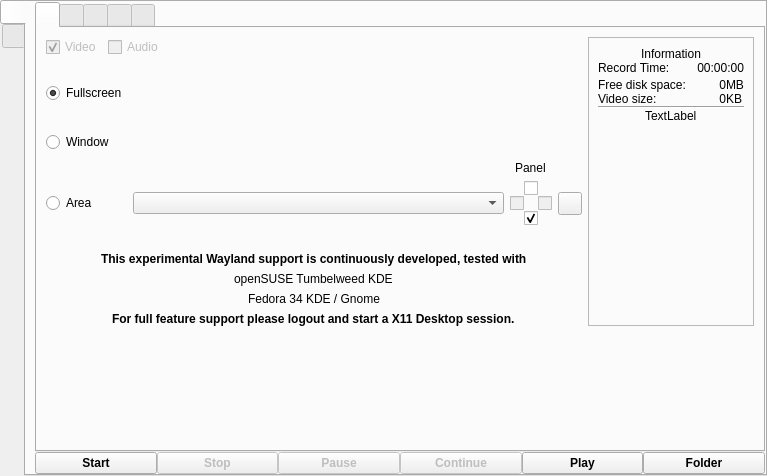
First picture: the form in src/wayland/formMainWindow_wl.ui, repository vkohaupt/vokoscreenNG, before the edit.
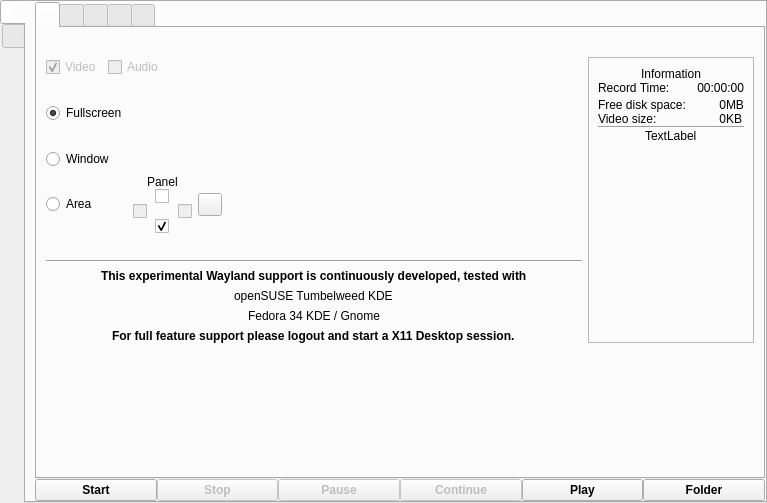
Second picture: the form after the edit. Icons and pictures are not drawn.

Patch:
```diff
--- a/src/wayland/formMainWindow_wl.ui
+++ b/src/wayland/formMainWindow_wl.ui
@@ -7,7 +7,7 @@
     <x>0</x>
     <y>0</y>
     <width>767</width>
-    <height>476</height>
+    <height>503</height>
    </rect>
   </property>
   <property name="windowTitle">
@@ -89,30 +89,20 @@
              <layout class="QVBoxLayout" name="verticalLayout_7">
               <item>
                <layout class="QGridLayout" name="gridLayout_2">
-                <item row="7" column="1">
-                 <widget class="QComboBox" name="comboBoxScreencastScreenArea"/>
-                </item>
-                <item row="1" column="0">
-                 <widget class="QLabel" name="label_9">
-                  <property name="text">
-                   <string/>
+                <item row="12" column="0" colspan="5" alignment="Qt::AlignHCenter">
+                 <widget class="QLabel" name="label_6">
+                  <property name="font">
+                   <font>
+                    <weight>75</weight>
+                    <bold>true</bold>
+                   </font>
                   </property>
-                 </widget>
-                </item>
-                <item row="2" column="0">
-                 <widget class="QRadioButton" name="radioButtonScreencastFullscreen">
                   <property name="text">
-                   <string notr="true">Fullscreen</string>
+                   <string notr="true">For full feature support please logout and start a X11 Desktop session.</string>
                   </property>
-                  <property name="checked">
-                   <bool>true</bool>
-                  </property>
-                  <attribute name="buttonGroup">
-                   <string notr="true">buttonGroup</string>
-                  </attribute>
                  </widget>
                 </item>
-                <item row="0" column="0" colspan="4">
+                <item row="1" column="0" colspan="5">
                  <layout class="QHBoxLayout" name="horizontalLayout_3">
                   <item>
                    <widget class="QCheckBox" name="checkBox">
@@ -152,123 +142,35 @@
                   </item>
                  </layout>
                 </item>
-                <item row="9" column="0" colspan="4" alignment="Qt::AlignHCenter">
-                 <widget class="QLabel" name="label">
-                  <property name="font">
-                   <font>
-                    <weight>75</weight>
-                    <bold>true</bold>
-                   </font>
+                <item row="7" column="0">
+                 <widget class="QLabel" name="label_10">
+                  <property name="text">
+                   <string/>
                   </property>
+                 </widget>
+                </item>
+                <item row="4" column="0">
+                 <widget class="QLabel" name="label_7">
                   <property name="text">
-                   <string notr="true">This experimental Wayland support is continuously developed, tested with</string>
+                   <string/>
                   </property>
                  </widget>
                 </item>
-                <item row="10" column="0" colspan="4" alignment="Qt::AlignHCenter">
+                <item row="2" column="0">
+                 <widget class="QLabel" name="label_9">
+                  <property name="text">
+                   <string/>
+                  </property>
+                 </widget>
+                </item>
+                <item row="10" column="0" colspan="5" alignment="Qt::AlignHCenter">
                  <widget class="QLabel" name="label_2">
                   <property name="text">
                    <string notr="true">openSUSE Tumbelweed KDE</string>
                   </property>
                  </widget>
                 </item>
-                <item row="11" column="0" colspan="4" alignment="Qt::AlignHCenter">
-                 <widget class="QLabel" name="label_4">
-                  <property name="text">
-                   <string notr="true">Fedora 34 KDE / Gnome</string>
-                  </property>
-                 </widget>
-                </item>
-                <item row="12" column="0" colspan="4" alignment="Qt::AlignHCenter">
-                 <widget class="QLabel" name="label_6">
-                  <property name="font">
-                   <font>
-                    <weight>75</weight>
-                    <bold>true</bold>
-                   </font>
-                  </property>
-                  <property name="text">
-                   <string notr="true">For full feature support please logout and start a X11 Desktop session.</string>
-                  </property>
-                 </widget>
-                </item>
-                <item row="4" column="0" rowspan="2">
-                 <widget class="QRadioButton" name="radioButtonScreencastWindow">
-                  <property name="text">
-                   <string notr="true">Window</string>
-                  </property>
-                  <attribute name="buttonGroup">
-                   <string notr="true">buttonGroup</string>
-                  </attribute>
-                 </widget>
-                </item>
-                <item row="8" column="0">
-                 <widget class="QLabel" name="label_10">
-                  <property name="text">
-                   <string/>
-                  </property>
-                 </widget>
-                </item>
-                <item row="7" column="2">
-                 <layout class="QGridLayout" name="gridLayout_3">
-                  <property name="spacing">
-                   <number>0</number>
-                  </property>
-                  <item row="2" column="2" alignment="Qt::AlignHCenter">
-                   <widget class="QCheckBox" name="checkBox_panel_right">
-                    <property name="enabled">
-                     <bool>false</bool>
-                    </property>
-                    <property name="text">
-                     <string notr="true"/>
-                    </property>
-                    <property name="autoExclusive">
-                     <bool>true</bool>
-                    </property>
-                   </widget>
-                  </item>
-                  <item row="2" column="0" alignment="Qt::AlignHCenter">
-                   <widget class="QCheckBox" name="checkBox_panel_left">
-                    <property name="enabled">
-                     <bool>false</bool>
-                    </property>
-                    <property name="text">
-                     <string notr="true"/>
-                    </property>
-                    <property name="autoExclusive">
-                     <bool>true</bool>
-                    </property>
-                   </widget>
-                  </item>
-                  <item row="1" column="1" alignment="Qt::AlignHCenter">
-                   <widget class="QCheckBox" name="checkBox_panel_top">
-                    <property name="text">
-                     <string notr="true"/>
-                    </property>
-                    <property name="checked">
-                     <bool>false</bool>
-                    </property>
-                    <property name="autoExclusive">
-                     <bool>true</bool>
-                    </property>
-                   </widget>
-                  </item>
-                  <item row="3" column="1" alignment="Qt::AlignHCenter">
-                   <widget class="QCheckBox" name="checkBox_panel_bottom">
-                    <property name="text">
-                     <string notr="true"/>
-                    </property>
-                    <property name="checked">
-                     <bool>true</bool>
-                    </property>
-                    <property name="autoExclusive">
-                     <bool>true</bool>
-                    </property>
-                   </widget>
-                  </item>
-                 </layout>
-                </item>
-                <item row="7" column="0">
+                <item row="6" column="0">
                  <widget class="QRadioButton" name="radioButtonScreencastArea">
                   <property name="text">
                    <string notr="true">Area</string>
@@ -278,8 +180,8 @@
                   </attribute>
                  </widget>
                 </item>
-                <item row="4" column="1">
-                 <spacer name="horizontalSpacer_2">
+                <item row="6" column="3">
+                 <spacer name="horizontalSpacer_3">
                   <property name="orientation">
                    <enum>Qt::Horizontal</enum>
                   </property>
@@ -291,14 +193,14 @@
                   </property>
                  </spacer>
                 </item>
-                <item row="6" column="2" alignment="Qt::AlignHCenter">
-                 <widget class="QLabel" name="label_5">
+                <item row="5" column="0">
+                 <widget class="QRadioButton" name="radioButtonScreencastWindow">
                   <property name="text">
-                   <string notr="true">Panel</string>
+                   <string notr="true">Window</string>
                   </property>
                  </widget>
                 </item>
-                <item row="7" column="3">
+                <item row="6" column="2">
                  <widget class="QToolButton" name="toolButtonScreencastAreaReset">
                   <property name="text">
                    <string notr="true"/>
@@ -310,13 +212,32 @@
                  </widget>
                 </item>
                 <item row="3" column="0">
-                 <widget class="QLabel" name="label_7">
+                 <widget class="QRadioButton" name="radioButtonScreencastFullscreen">
                   <property name="text">
-                   <string/>
+                   <string notr="true">Fullscreen</string>
                   </property>
+                  <property name="checked">
+                   <bool>true</bool>
+                  </property>
+                  <attribute name="buttonGroup">
+                   <string notr="true">buttonGroup</string>
+                  </attribute>
                  </widget>
                 </item>
-                <item row="0" column="4" rowspan="13">
+                <item row="9" column="0" colspan="5" alignment="Qt::AlignHCenter">
+                 <widget class="QLabel" name="label">
+                  <property name="font">
+                   <font>
+                    <weight>75</weight>
+                    <bold>true</bold>
+                   </font>
+                  </property>
+                  <property name="text">
+                   <string notr="true">This experimental Wayland support is continuously developed, tested with</string>
+                  </property>
+                 </widget>
+                </item>
+                <item row="1" column="5" rowspan="12">
                  <widget class="QFrame" name="frame_information">
                   <property name="frameShape">
                    <enum>QFrame::StyledPanel</enum>
@@ -457,6 +378,93 @@
                   </layout>
                  </widget>
                 </item>
+                <item row="8" column="0" colspan="5">
+                 <widget class="Line" name="line_2">
+                  <property name="orientation">
+                   <enum>Qt::Horizontal</enum>
+                  </property>
+                 </widget>
+                </item>
+                <item row="11" column="0" colspan="5" alignment="Qt::AlignHCenter">
+                 <widget class="QLabel" name="label_4">
+                  <property name="text">
+                   <string notr="true">Fedora 34 KDE / Gnome</string>
+                  </property>
+                 </widget>
+                </item>
+                <item row="6" column="1">
+                 <layout class="QGridLayout" name="gridLayout_3">
+                  <property name="spacing">
+                   <number>0</number>
+                  </property>
+                  <item row="1" column="1" alignment="Qt::AlignHCenter">
+                   <widget class="QLabel" name="label_5">
+                    <property name="text">
+                     <string notr="true">Panel</string>
+                    </property>
+                   </widget>
+                  </item>
+                  <item row="3" column="0" alignment="Qt::AlignHCenter">
+                   <widget class="QCheckBox" name="checkBox_panel_left">
+                    <property name="enabled">
+                     <bool>false</bool>
+                    </property>
+                    <property name="text">
+                     <string notr="true"/>
+                    </property>
+                    <property name="autoExclusive">
+                     <bool>true</bool>
+                    </property>
+                   </widget>
+                  </item>
+                  <item row="2" column="1" alignment="Qt::AlignHCenter">
+                   <widget class="QCheckBox" name="checkBox_panel_top">
+                    <property name="text">
+                     <string notr="true"/>
+                    </property>
+                    <property name="checked">
+                     <bool>false</bool>
+                    </property>
+                    <property name="autoExclusive">
+                     <bool>true</bool>
+                    </property>
+                   </widget>
+                  </item>
+                  <item row="3" column="2" alignment="Qt::AlignHCenter">
+                   <widget class="QCheckBox" name="checkBox_panel_right">
+                    <property name="enabled">
+                     <bool>false</bool>
+                    </property>
+                    <property name="text">
+                     <string notr="true"/>
+                    </property>
+                    <property name="autoExclusive">
+                     <bool>true</bool>
+                    </property>
+                   </widget>
+                  </item>
+                  <item row="4" column="1" alignment="Qt::AlignHCenter">
+                   <widget class="QCheckBox" name="checkBox_panel_bottom">
+                    <property name="text">
+                     <string notr="true"/>
+                    </property>
+                    <property name="checked">
+                     <bool>true</bool>
+                    </property>
+                    <property name="autoExclusive">
+                     <bool>true</bool>
+                    </property>
+                   </widget>
+                  </item>
+                 </layout>
+                </item>
+                <item row="0" column="0">
+                 <widget class="QLabel" name="label_8">
+                  <property name="text">
+                   <string/>
+                  </property>
+                 </widget>
+                </item>
                </layout>
               </item>
              </layout>
```
Left out of the diff: 5 changed lines with no effect on the pictures.
